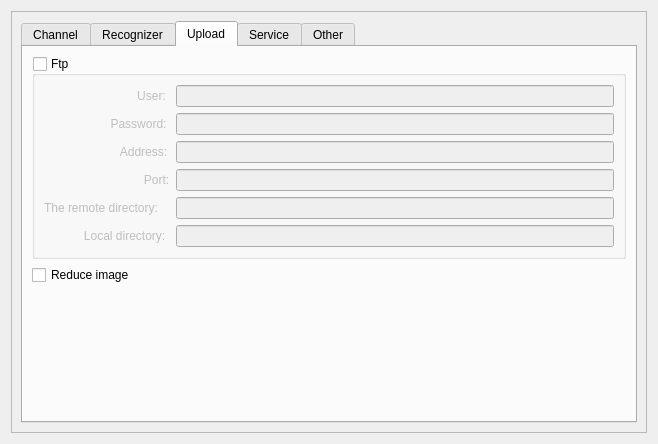
Qt form Main/Setting/system_setting_form.ui (519984307/Container_Multiple_Channels_20200522) before a commit.
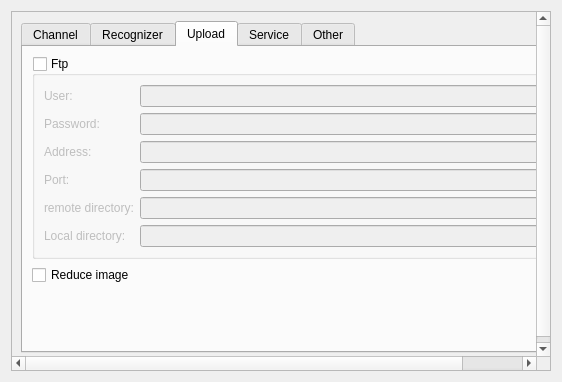
The same form after that commit. The open tabs and pages were chosen to show the change.

```diff
--- a/Main/Setting/system_setting_form.ui
+++ b/Main/Setting/system_setting_form.ui
@@ -6,8 +6,8 @@
    <rect>
     <x>0</x>
     <y>0</y>
-    <width>658</width>
-    <height>444</height>
+    <width>562</width>
+    <height>382</height>
    </rect>
   </property>
   <property name="windowTitle">
@@ -24,8 +24,8 @@
        <rect>
         <x>0</x>
         <y>0</y>
-        <width>642</width>
-        <height>428</height>
+        <width>829</width>
+        <height>370</height>
        </rect>
       </property>
       <layout class="QGridLayout" name="gridLayout">
@@ -375,42 +375,42 @@
                 <item>
                  <widget class="QLabel" name="label">
                   <property name="text">
-                   <string>                            User:</string>
+                   <string>User:</string>
                   </property>
                  </widget>
                 </item>
                 <item>
                  <widget class="QLabel" name="label_2">
                   <property name="text">
-                   <string>                    Password:</string>
+                   <string>Password:</string>
                   </property>
                  </widget>
                 </item>
                 <item>
                  <widget class="QLabel" name="label_3">
                   <property name="text">
-                   <string>                       Address:</string>
+                   <string>Address:</string>
                   </property>
                  </widget>
                 </item>
                 <item>
                  <widget class="QLabel" name="label_5">
                   <property name="text">
-                   <string>                              Port:</string>
+                   <string>Port:</string>
                   </property>
                  </widget>
                 </item>
                 <item>
                  <widget class="QLabel" name="label_6">
                   <property name="text">
-                   <string>The remote directory:</string>
+                   <string>remote directory:</string>
                   </property>
                  </widget>
                 </item>
                 <item>
                  <widget class="QLabel" name="label_7">
                   <property name="text">
-                   <string>            Local directory:</string>
+                   <string>Local directory:</string>
                   </property>
                  </widget>
                 </item>
```
